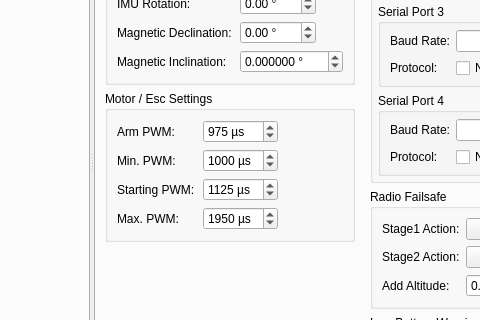
First picture: the form in src/ui/qgcautoquad.ui, repository mpaperno/qgroundcontrol_aq, before the edit; both pictures show x 181 to 661 and y 279 to 599 of the 1200 by 880 pixel window.
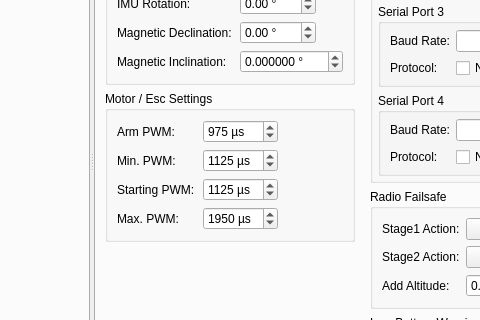
Second picture: the form after the edit. The open tabs and pages were chosen to show the change. Icons and pictures are not drawn.

Diff of the .ui file:
```diff
--- a/src/ui/qgcautoquad.ui
+++ b/src/ui/qgcautoquad.ui
@@ -5743,7 +5743,7 @@
                     <number>10</number>
                    </property>
                    <property name="value">
-                    <number>1000</number>
+                    <number>1125</number>
                    </property>
                   </widget>
                  </item>
```
